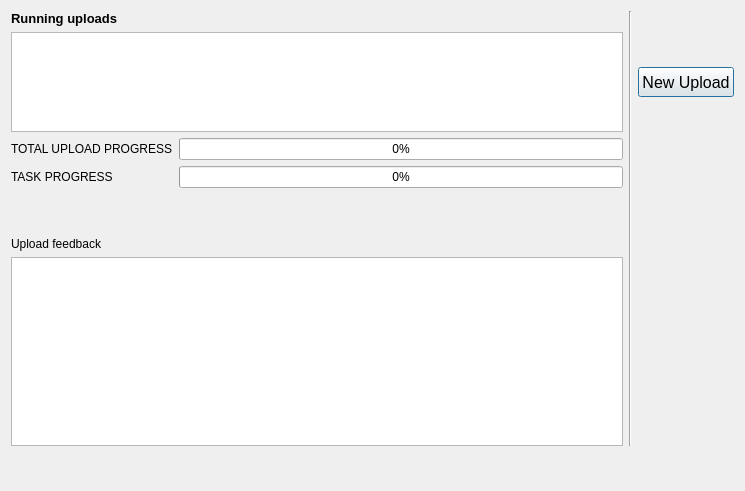
Qt form threedi_api_qgis_client/ui/upload_status.ui (nens/threedi-api-qgis-client) before a commit.
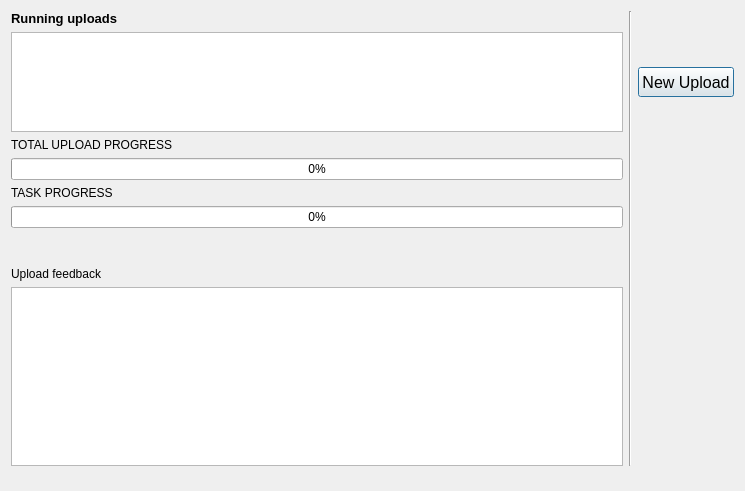
The same form after that commit.

Patch:
```diff
--- a/threedi_api_qgis_client/ui/upload_status.ui
+++ b/threedi_api_qgis_client/ui/upload_status.ui
@@ -123,31 +123,14 @@
        </property>
       </widget>
      </item>
-     <item row="0" column="1">
-      <widget class="QProgressBar" name="pbar_total_upload">
-       <property name="value">
-        <number>0</number>
-       </property>
-      </widget>
-     </item>
-     <item row="1" column="0">
+     <item row="2" column="0">
       <widget class="QLabel" name="lbl_current_task">
        <property name="text">
         <string>TASK PROGRESS</string>
        </property>
       </widget>
      </item>
-     <item row="1" column="1">
-      <widget class="QProgressBar" name="pbar_current_task">
-       <property name="maximum">
-        <number>100</number>
-       </property>
-       <property name="value">
-        <number>0</number>
-       </property>
-      </widget>
-     </item>
-     <item row="2" column="0">
+     <item row="4" column="0">
       <spacer name="verticalSpacer_2">
        <property name="orientation">
         <enum>Qt::Vertical</enum>
@@ -160,20 +143,37 @@
        </property>
       </spacer>
      </item>
-     <item row="3" column="0">
+     <item row="5" column="0">
       <widget class="QLabel" name="label_2">
        <property name="text">
         <string>Upload feedback</string>
        </property>
       </widget>
      </item>
-     <item row="4" column="0" colspan="2">
+     <item row="6" column="0" colspan="2">
       <widget class="QListView" name="lv_upload_feedback">
        <property name="editTriggers">
         <set>QAbstractItemView::NoEditTriggers</set>
        </property>
       </widget>
      </item>
+     <item row="3" column="0" colspan="2">
+      <widget class="QProgressBar" name="pbar_current_task">
+       <property name="maximum">
+        <number>100</number>
+       </property>
+       <property name="value">
+        <number>0</number>
+       </property>
+      </widget>
+     </item>
+     <item row="1" column="0" colspan="2">
+      <widget class="QProgressBar" name="pbar_total_upload">
+       <property name="value">
+        <number>0</number>
+       </property>
+      </widget>
+     </item>
     </layout>
    </item>
   </layout>
```
